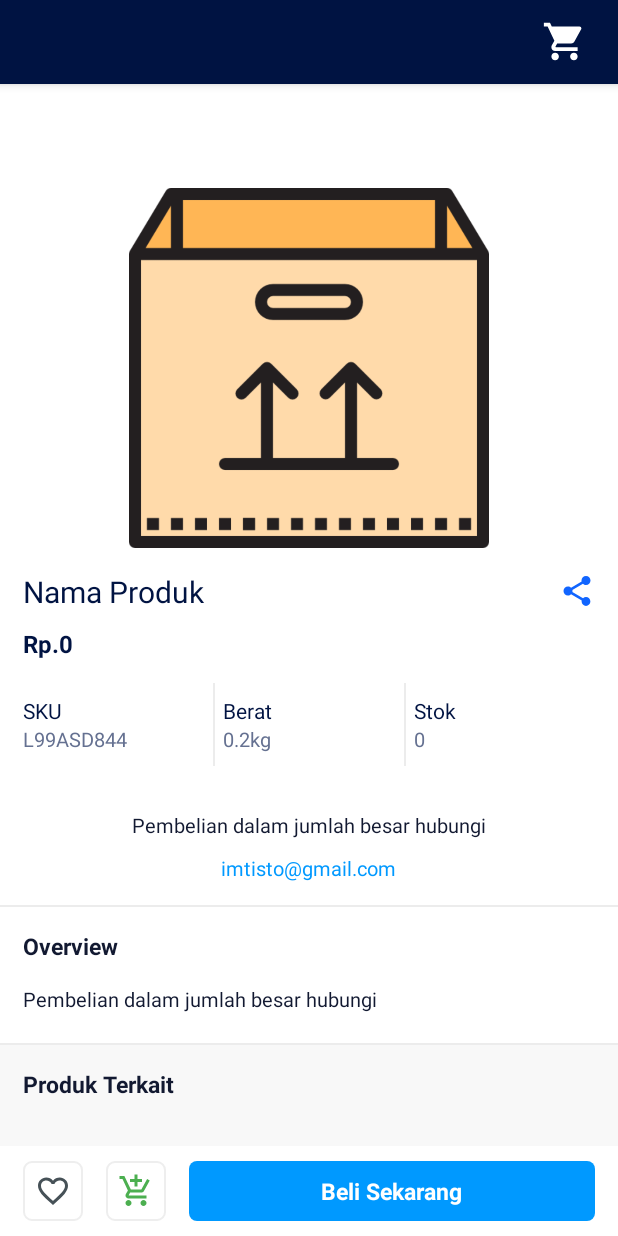
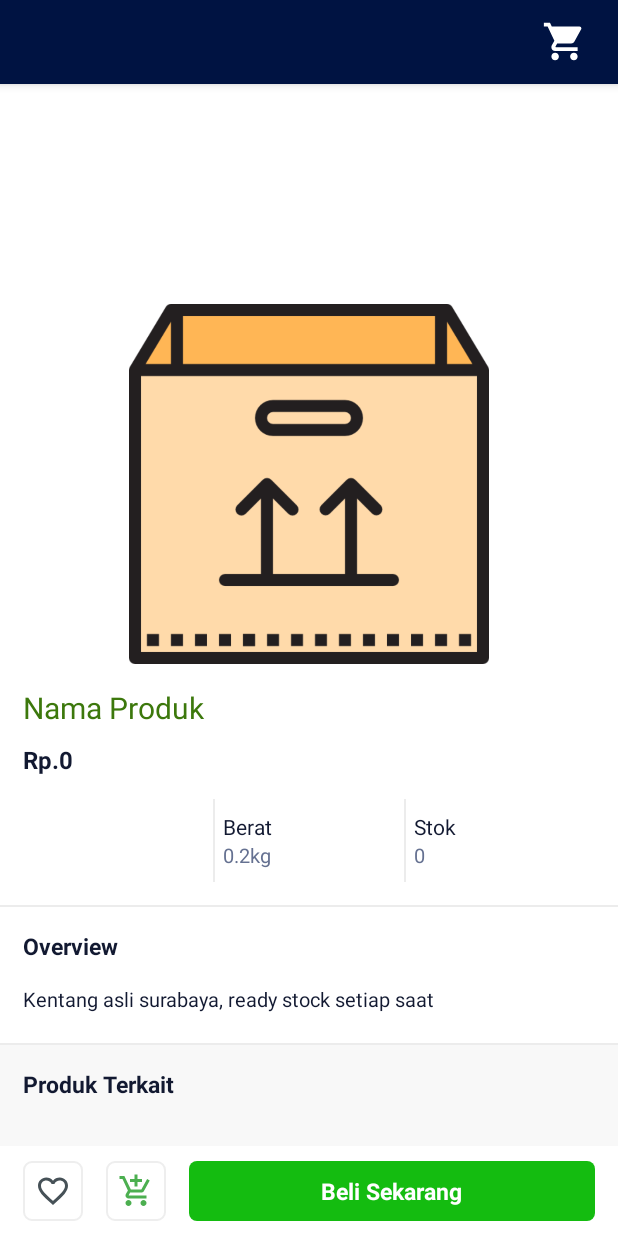
Before and after one commit to misskecupbung/VeganStoreAndroid, an Android app: the DetailProdukActivity screen opened directly, with no data from a screen before it, on a phone screen of 412 x 824 dp. Run offline under Robolectric (Android 15) with nearby library versions, the light colour scheme and no system bars; our stand-ins replace Picasso, Room's generated code, RxJava; pictures from the network do not load; 6 statements that could not run were skipped.

Commit message:
add produk & profil

```diff
--- a/app/src/main/java/com/inyongtisto/tokoonline/fragment/AkunFragment.kt
+++ b/app/src/main/java/com/inyongtisto/tokoonline/fragment/AkunFragment.kt
@@ -64,7 +64,7 @@ class AkunFragment : Fragment() {
     private fun init(view: View) {
         btnLogout = view.findViewById(R.id.btn_logout)
         tvNama = view.findViewById(R.id.tv_nama)
-        tvEmail = view.findViewById(R.id.tv_email)
+       // tvEmail = view.findViewById(R.id.tv_email)
         tvPhone = view.findViewById(R.id.tv_phone)
     }
 
--- a/app/src/main/res/drawable/bg_btn_beli.xml
+++ b/app/src/main/res/drawable/bg_btn_beli.xml
@@ -4,7 +4,7 @@
         <shape android:shape="rectangle">
             <corners android:radius="5dip" />
             <stroke android:width="0dip" android:color="#FFFFFF" />
-            <gradient android:angle="-90" android:endColor="@color/biru" android:startColor="@color/biru" />
+            <gradient android:angle="-90" android:endColor="@color/colorPrimaryVegan" android:startColor="@color/colorPrimaryVegan" />
         </shape>
     </item>
 </selector>
--- a/app/src/main/res/layout/activity_detail_produk.xml
+++ b/app/src/main/res/layout/activity_detail_produk.xml
@@ -32,7 +32,7 @@
                     android:layout_width="match_parent"
                     android:layout_height="240dp"
                     android:background="@color/white"
-                    android:src="@drawable/hp_pavilion_13_an0006na" />
+                    android:src="@drawable/produk_kentang" />
 
                 <LinearLayout
                     android:layout_width="match_parent"
@@ -49,20 +49,12 @@
                             android:layout_width="match_parent"
                             android:layout_height="wrap_content"
                             android:layout_marginRight="10dp"
-                            android:layout_toLeftOf="@+id/btn_share"
                             android:ellipsize="marquee"
                             android:maxLines="3"
                             android:text="Nama Produk "
-                            android:textColor="@color/colorPrimary"
+                            android:textColor="@color/colorFontVeganGreen"
                             android:textSize="20dp" />
 
-                        <ImageView
-                            android:id="@+id/btn_share"
-                            android:layout_width="wrap_content"
-                            android:layout_height="wrap_content"
-                            android:layout_alignParentRight="true"
-                            android:layout_centerVertical="true"
-                            app:srcCompat="@drawable/ic_baseline_share_24" />
 
                     </RelativeLayout>
 
@@ -72,7 +64,7 @@
                         android:layout_height="wrap_content"
                         android:layout_marginTop="10dp"
                         android:text="Rp.0"
-                        android:textColor="@color/colorPrimaryDark"
+                        android:textColor="@color/dark"
                         android:textSize="16dp"
                         android:textStyle="bold" />
 
@@ -89,18 +81,6 @@
                             android:layout_weight="1"
                             android:orientation="vertical">
 
-                            <TextView
-                                android:layout_width="match_parent"
-                                android:layout_height="wrap_content"
-                                android:text="SKU"
-                                android:textColor="@color/colorPrimaryDark" />
-
-                            <TextView
-                                android:layout_width="match_parent"
-                                android:layout_height="wrap_content"
-                                android:text="L99ASD844"
-                                android:textColor="#657191"
-                                android:textSize="13dp" />
 
                         </LinearLayout>
 
@@ -126,7 +106,7 @@
                                     android:layout_width="match_parent"
                                     android:layout_height="wrap_content"
                                     android:text="Berat"
-                                    android:textColor="@color/colorPrimaryDark" />
+                                    android:textColor="@color/dark" />
 
                                 <TextView
                                     android:layout_width="match_parent"
@@ -161,7 +141,7 @@
                                     android:layout_width="match_parent"
                                     android:layout_height="wrap_content"
                                     android:text="Stok"
-                                    android:textColor="@color/colorPrimaryDark" />
+                                    android:textColor="@color/dark" />
 
                                 <TextView
                                     android:layout_width="match_parent"
@@ -175,24 +155,6 @@
                         </LinearLayout>
 
                     </LinearLayout>
-
-                    <TextView
-                        android:layout_width="wrap_content"
-                        android:layout_height="wrap_content"
-                        android:layout_gravity="center_horizontal"
-                        android:layout_marginTop="30dp"
-                        android:text="Pembelian dalam jumlah besar hubungi"
-                        android:textColor="@color/dark"
-                        android:textSize="13dp" />
-
-                    <TextView
-                        android:layout_width="wrap_content"
-                        android:layout_height="wrap_content"
-                        android:layout_gravity="center_horizontal"
-                        android:layout_marginTop="10dp"
-                        android:text="imtisto@gmail.com"
-                        android:textColor="@color/biru"
-                        android:textSize="13dp" />
 
                 </LinearLayout>
 
@@ -215,7 +177,7 @@
                     android:layout_width="match_parent"
                     android:layout_height="wrap_content"
                     android:layout_marginHorizontal="15dp"
-                    android:text="Pembelian dalam jumlah besar hubungi"
+                    android:text="Kentang asli surabaya, ready stock setiap saat"
                     android:textColor="@color/dark"
                     android:textSize="13dp" />
 
--- a/app/src/main/res/values/colors.xml
+++ b/app/src/main/res/values/colors.xml
@@ -21,6 +21,7 @@
     <color name="colorFontVeganOrange">#DF5000</color>
     <color name="colorButtonDisableVegan">#B2B2B2</color>
     <color name="colorBottomMenuVegan">#F0F0F0</color>
+    <color name="colorButtonFavorite">#D65128</color>
 
 
 
```
Also changed, not shown: app/src/main/res/layout/activity_masuk.xml (+12 -19 lines), app/src/main/res/layout/fragment_akun.xml (+1 -33 lines), app/src/main/res/drawable/produk_kentang.png (added), 3 other files.
